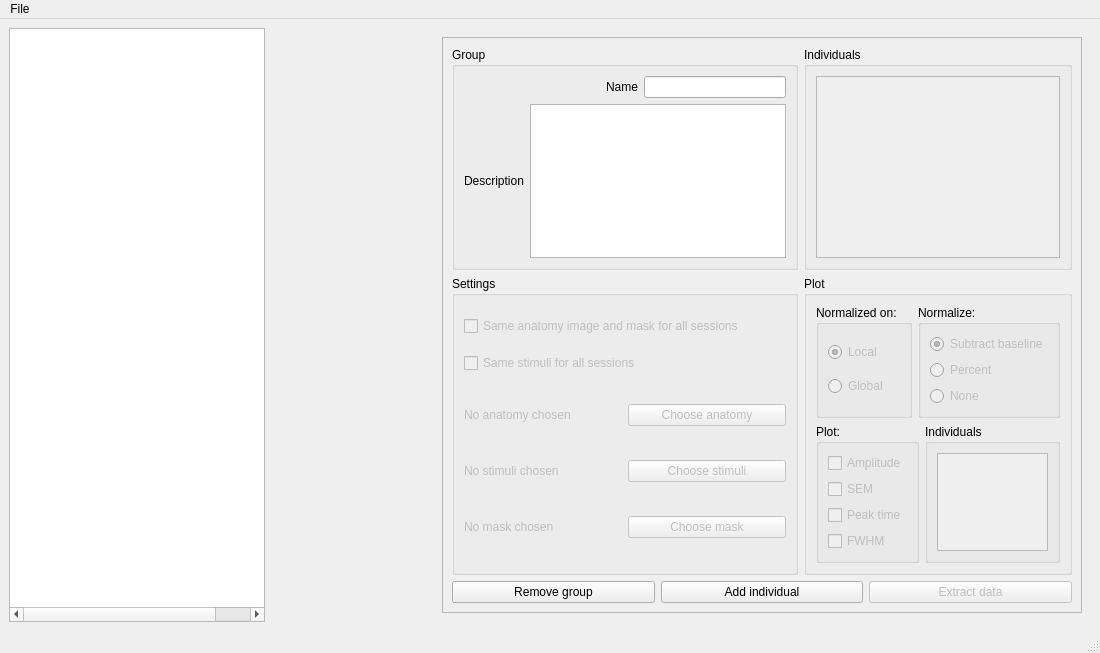
Above: src/ui/mainwindow.ui from pfechd/jabe before the change. Below: the same form after it.
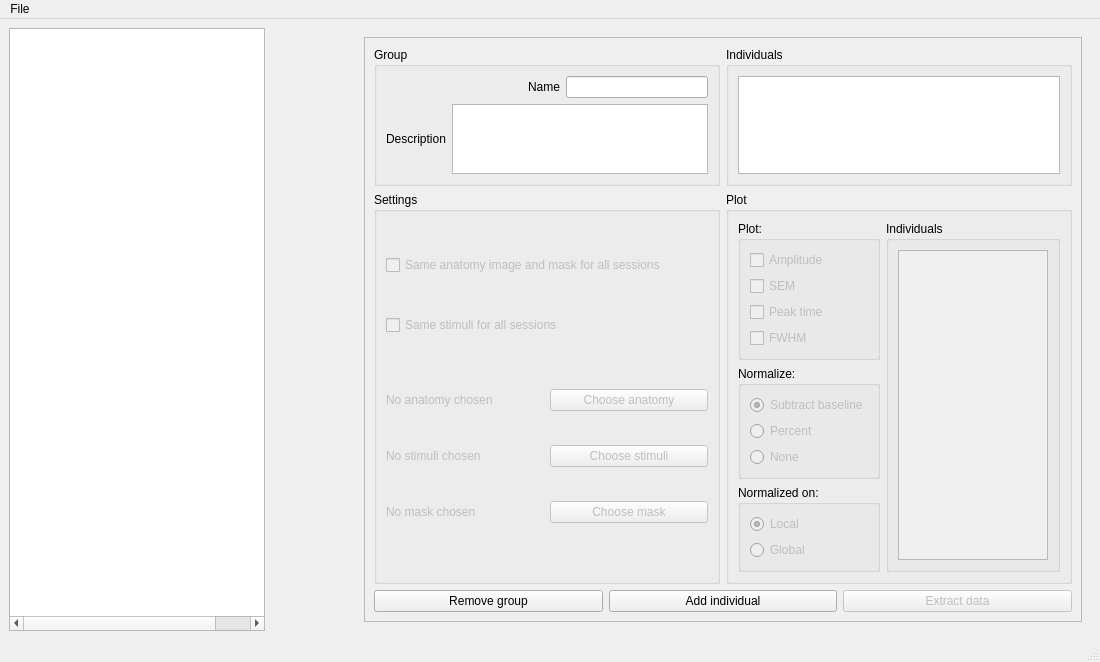
That is the form after the change. The open tabs and pages were chosen to show the change.

Commit message: Add overview tree and checkboxes

Diff of the .ui file:
```diff
--- a/src/ui/mainwindow.ui
+++ b/src/ui/mainwindow.ui
@@ -171,20 +171,18 @@
                </property>
                <layout class="QVBoxLayout" name="verticalLayout_29">
                 <item>
-                 <widget class="QScrollArea" name="scrollArea_3">
-                  <property name="widgetResizable">
-                   <bool>true</bool>
+                 <widget class="QTreeWidget" name="individual_overview_tree">
+                  <property name="autoScroll">
+                   <bool>false</bool>
                   </property>
-                  <widget class="QWidget" name="scrollAreaWidgetContents_3">
-                   <property name="geometry">
-                    <rect>
-                     <x>0</x>
-                     <y>0</y>
-                     <width>16</width>
-                     <height>16</height>
-                    </rect>
+                  <attribute name="headerVisible">
+                   <bool>false</bool>
+                  </attribute>
+                  <column>
+                   <property name="text">
+                    <string notr="true">1</string>
                    </property>
-                  </widget>
+                  </column>
                  </widget>
                 </item>
                </layout>
@@ -348,93 +346,9 @@
                <property name="title">
                 <string>Plot</string>
                </property>
-               <layout class="QVBoxLayout" name="verticalLayout_14">
+               <layout class="QHBoxLayout" name="horizontalLayout_5">
                 <item>
-                 <layout class="QHBoxLayout" name="horizontalLayout_17">
-                  <item>
-                   <widget class="QGroupBox" name="groupBox_10">
-                    <property name="title">
-                     <string>Normalized on:</string>
-                    </property>
-                    <property name="flat">
-                     <bool>true</bool>
-                    </property>
-                    <layout class="QVBoxLayout" name="verticalLayout_15">
-                     <item>
-                      <widget class="QRadioButton" name="radioButton_6">
-                       <property name="enabled">
-                        <bool>false</bool>
-                       </property>
-                       <property name="text">
-                        <string>Local</string>
-                       </property>
-                       <property name="checked">
-                        <bool>true</bool>
-                       </property>
-                      </widget>
-                     </item>
-                     <item>
-                      <widget class="QRadioButton" name="radioButton_7">
-                       <property name="enabled">
-                        <bool>false</bool>
-                       </property>
-                       <property name="text">
-                        <string>Global</string>
-                       </property>
-                      </widget>
-                     </item>
-                    </layout>
-                   </widget>
-                  </item>
-                  <item>
-                   <widget class="QGroupBox" name="groupBox_11">
-                    <property name="title">
-                     <string>Normalize:</string>
-                    </property>
-                    <property name="flat">
-                     <bool>true</bool>
-                    </property>
-                    <layout class="QVBoxLayout" name="verticalLayout_16">
-                     <item>
-                      <widget class="QRadioButton" name="radioButton_8">
-                       <property name="enabled">
-                        <bool>false</bool>
-                       </property>
-                       <property name="text">
-                        <string>Subtract baseline</string>
-                       </property>
-                       <property name="checked">
-                        <bool>true</bool>
-                       </property>
-                      </widget>
-                     </item>
-                     <item>
-                      <widget class="QRadioButton" name="radioButton_9">
-                       <property name="enabled">
-                        <bool>false</bool>
-                       </property>
-                       <property name="text">
-                        <string>Percent</string>
-                       </property>
-                      </widget>
-                     </item>
-                     <item>
-                      <widget class="QRadioButton" name="radioButton_10">
-                       <property name="enabled">
-                        <bool>false</bool>
-                       </property>
-                       <property name="text">
-                        <string>None</string>
-                       </property>
-                      </widget>
-                     </item>
-                    </layout>
-                   </widget>
-                  </item>
-                 </layout>
-                </item>
-                <item>
-                 <layout class="QHBoxLayout" name="horizontalLayout_18">
+                 <layout class="QVBoxLayout" name="verticalLayout_4">
                   <item>
                    <widget class="QGroupBox" name="groupBox_12">
                     <property name="title">
@@ -488,29 +402,80 @@
                    </widget>
                   </item>
                   <item>
-                   <widget class="QGroupBox" name="groupBox_13">
+                   <widget class="QGroupBox" name="groupBox_11">
                     <property name="title">
-                     <string>Individuals</string>
+                     <string>Normalize:</string>
                     </property>
                     <property name="flat">
                      <bool>true</bool>
                     </property>
-                    <layout class="QVBoxLayout" name="verticalLayout_18">
+                    <layout class="QVBoxLayout" name="verticalLayout_16">
                      <item>
-                      <widget class="QScrollArea" name="scrollArea_2">
-                       <property name="widgetResizable">
+                      <widget class="QRadioButton" name="radioButton_8">
+                       <property name="enabled">
+                        <bool>false</bool>
+                       </property>
+                       <property name="text">
+                        <string>Subtract baseline</string>
+                       </property>
+                       <property name="checked">
                         <bool>true</bool>
                        </property>
-                       <widget class="QWidget" name="scrollAreaWidgetContents_2">
-                        <property name="geometry">
-                         <rect>
-                          <x>0</x>
-                          <y>0</y>
-                          <width>16</width>
-                          <height>16</height>
-                         </rect>
-                        </property>
-                       </widget>
+                      </widget>
+                     </item>
+                     <item>
+                      <widget class="QRadioButton" name="radioButton_9">
+                       <property name="enabled">
+                        <bool>false</bool>
+                       </property>
+                       <property name="text">
+                        <string>Percent</string>
+                       </property>
+                      </widget>
+                     </item>
+                     <item>
+                      <widget class="QRadioButton" name="radioButton_10">
+                       <property name="enabled">
+                        <bool>false</bool>
+                       </property>
+                       <property name="text">
+                        <string>None</string>
+                       </property>
+                      </widget>
+                     </item>
+                    </layout>
+                   </widget>
+                  </item>
+                  <item>
+                   <widget class="QGroupBox" name="groupBox_10">
+                    <property name="title">
+                     <string>Normalized on:</string>
+                    </property>
+                    <property name="flat">
+                     <bool>true</bool>
+                    </property>
+                    <layout class="QVBoxLayout" name="verticalLayout_15">
+                     <item>
+                      <widget class="QRadioButton" name="radioButton_6">
+                       <property name="enabled">
+                        <bool>false</bool>
+                       </property>
+                       <property name="text">
+                        <string>Local</string>
+                       </property>
+                       <property name="checked">
+                        <bool>true</bool>
+                       </property>
+                      </widget>
+                     </item>
+                     <item>
+                      <widget class="QRadioButton" name="radioButton_7">
+                       <property name="enabled">
+                        <bool>false</bool>
+                       </property>
+                       <property name="text">
+                        <string>Global</string>
+                       </property>
                       </widget>
                      </item>
                     </layout>
@@ -518,6 +483,59 @@
                   </item>
                  </layout>
                 </item>
+                <item>
+                 <widget class="QGroupBox" name="groupBox_13">
+                  <property name="title">
+                   <string>Individuals</string>
+                  </property>
+                  <property name="flat">
+                   <bool>true</bool>
+                  </property>
+                  <layout class="QVBoxLayout" name="verticalLayout_18">
+                   <item>
+                    <widget class="QScrollArea" name="scrollArea_2">
+                     <property name="sizePolicy">
+                      <sizepolicy hsizetype="Minimum" vsizetype="Expanding">
+                       <horstretch>0</horstretch>
+                       <verstretch>0</verstretch>
+                      </sizepolicy>
+                     </property>
+                     <property name="minimumSize">
+                      <size>
+                       <width>150</width>
+                       <height>0</height>
+                      </size>
+                     </property>
+                     <property name="widgetResizable">
+                      <bool>true</bool>
+                     </property>
+                     <widget class="QWidget" name="scrollAreaWidgetContents_2">
+                      <property name="geometry">
+                       <rect>
+                        <x>0</x>
+                        <y>0</y>
+                        <width>148</width>
+                        <height>244</height>
+                       </rect>
+                      </property>
+                      <layout class="QHBoxLayout" name="horizontalLayout_4">
+                       <item>
+                        <layout class="QVBoxLayout" name="individuals_plot">
+                         <property name="spacing">
+                          <number>-1</number>
+                         </property>
+                         <property name="topMargin">
+                          <number>0</number>
+                         </property>
+                        </layout>
+                       </item>
+                      </layout>
+                     </widget>
+                    </widget>
+                   </item>
+                  </layout>
+                 </widget>
+                </item>
                </layout>
               </widget>
              </item>
```
Left out of the diff: 241 changed lines with no effect on the pictures. The commit also changes 4 other files.
